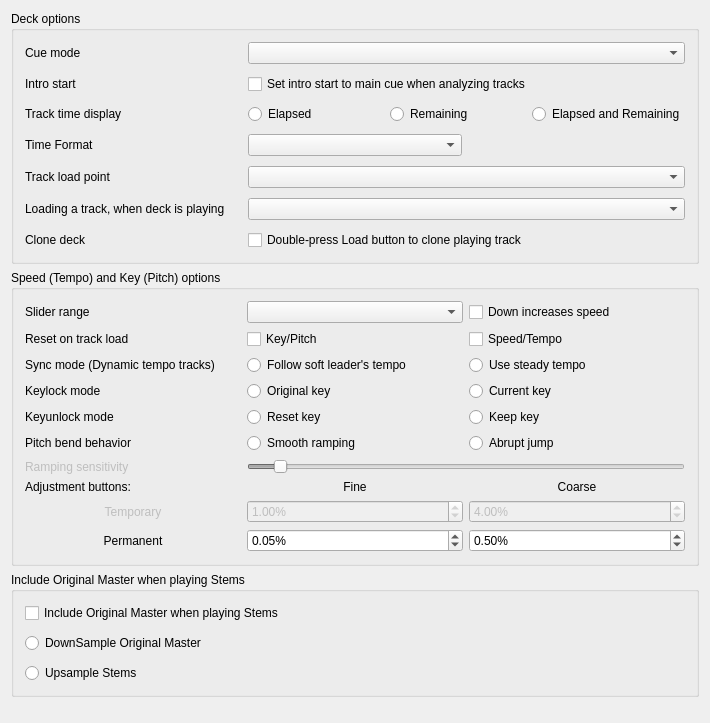
Before: the Qt Designer form src/preferences/dialog/dlgprefdeckdlg.ui in Eve00000/mixxx, drawn with Qt 5.
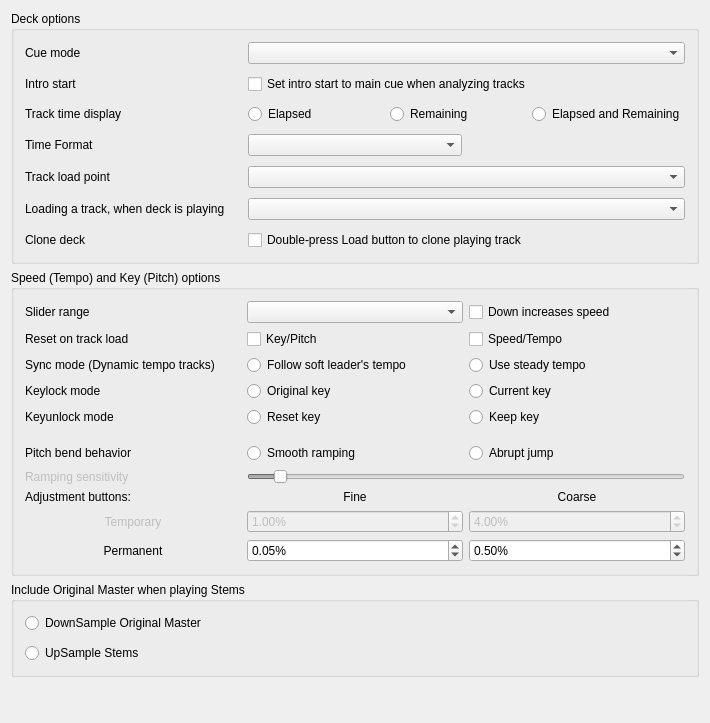
After: the same form once the commit is applied.

What changed in the file:
```diff
--- a/src/preferences/dialog/dlgprefdeckdlg.ui
+++ b/src/preferences/dialog/dlgprefdeckdlg.ui
@@ -657,13 +657,6 @@
             <property name="spacing">
               <number>10</number>
             </property>
-            <item row="0" column="0" colspan="3">
-              <widget class="QCheckBox" name="checkBoxEnableIncludeOriginalMasterWhenPlayingStems">
-                <property name="text">
-                  <string>Include Original Master when playing Stems</string>
-                </property>
-              </widget>
-            </item>
             <item row="1" column="0">
               <widget class="QRadioButton" name="radioButtonDownSampleOriginalMix">
                 <property name="text">
@@ -677,7 +670,7 @@
             <item row="2" column="0">
               <widget class="QRadioButton" name="radioButtonUpSampleStems">
                 <property name="text">
-                  <string>Upsample Stems</string>
+                  <string>UpSample Stems</string>
                 </property>
                 <attribute name="buttonGroup">
                   <string notr="true">buttonGroupDownSampleUpsample</string>
```
Left out of the diff: 8 changed lines with no effect on the pictures.
